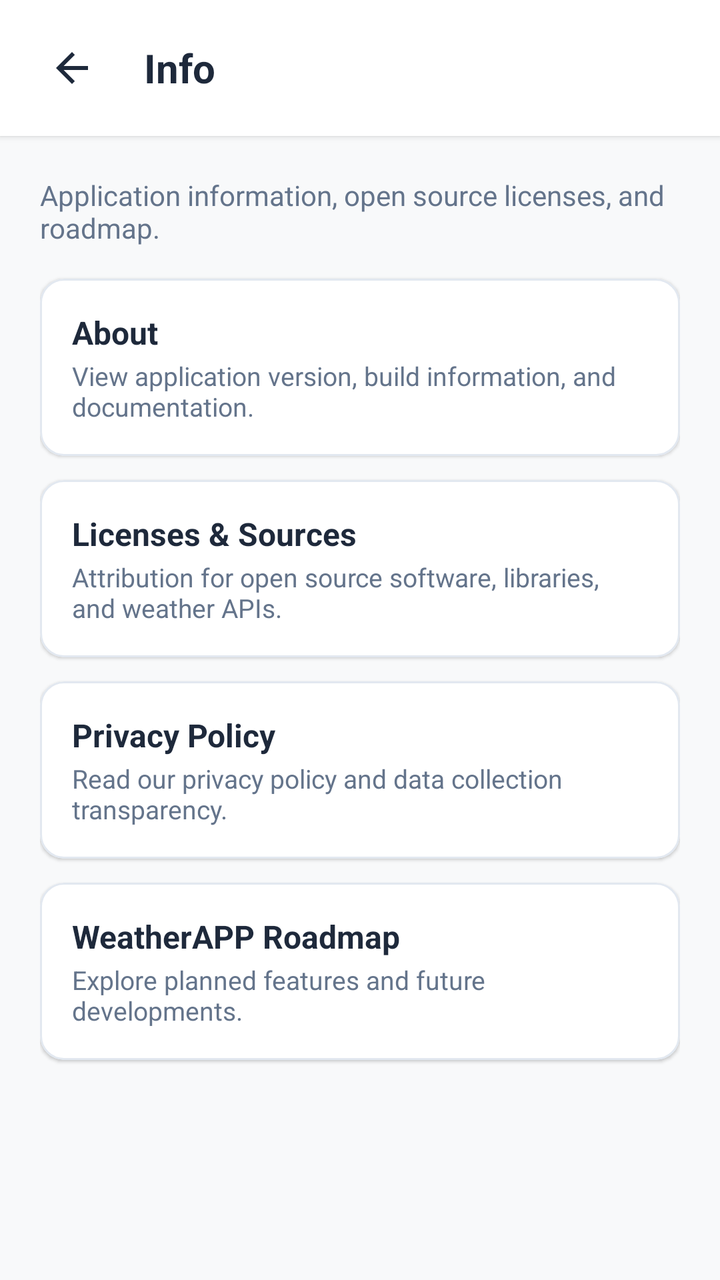
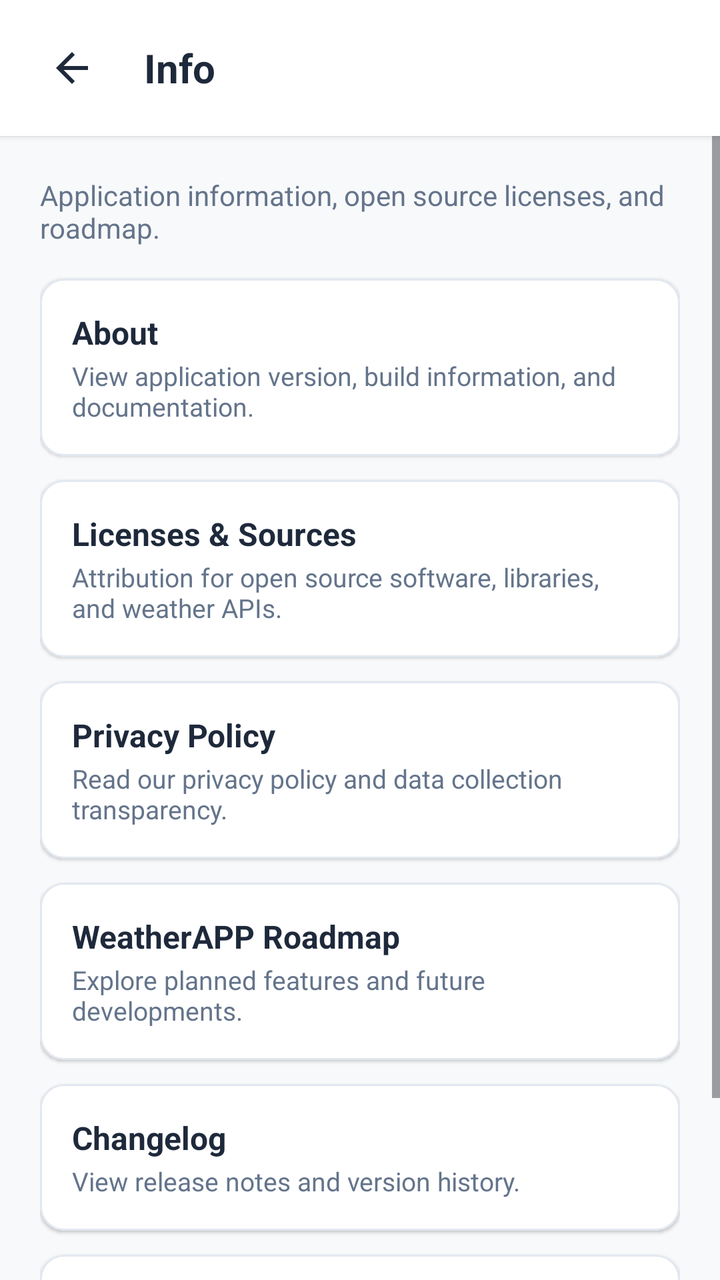

The first picture is an Android layout as it rendered before a commit; the second is the same layout after the commit. The layout source and the unified diff follow.
<!-- AndroidManifest.xml: application theme Theme.WeatherAPP -->
<!-- res/layout/dialog_info_screen.xml -->
<?xml version="1.0" encoding="utf-8"?>
<LinearLayout xmlns:android="http://schemas.android.com/apk/res/android"
    xmlns:app="http://schemas.android.com/apk/res-auto"
    xmlns:tools="http://schemas.android.com/tools"
    android:id="@+id/layoutInfoScreenRoot"
    android:layout_width="match_parent"
    android:layout_height="match_parent"
    android:background="@color/background_light"
    android:orientation="vertical">

    
    <com.google.android.material.card.MaterialCardView
        android:id="@+id/cardHeader"
        android:layout_width="match_parent"
        android:layout_height="wrap_content"
        app:cardBackgroundColor="@color/surface_card"
        app:cardCornerRadius="0dp"
        app:cardElevation="2dp"
        app:strokeWidth="0dp">

        <LinearLayout
            android:layout_width="match_parent"
            android:layout_height="wrap_content"
            android:gravity="center_vertical"
            android:orientation="horizontal"
            android:paddingHorizontal="16dp"
            android:paddingVertical="14dp">

            <ImageButton
                android:id="@+id/btnBack"
                android:layout_width="40dp"
                android:layout_height="40dp"
                android:background="?attr/selectableItemBackgroundBorderless"
                android:contentDescription="Back"
                android:padding="8dp"
                android:scaleType="fitCenter"
                android:src="@drawable/ic_back"
                app:tint="@color/text_primary" />

            <TextView
                android:id="@+id/tvHeaderTitle"
                android:layout_width="wrap_content"
                android:layout_height="wrap_content"
                android:layout_marginStart="16dp"
                android:text="@string/title_info"
                android:textColor="@color/text_primary"
                android:textSize="20sp"
                android:textStyle="bold" />

        </LinearLayout>

    </com.google.android.material.card.MaterialCardView>

    <ScrollView
        android:layout_width="match_parent"
        android:layout_height="match_parent"
        android:fillViewport="true">

        <LinearLayout
            android:layout_width="match_parent"
            android:layout_height="wrap_content"
            android:orientation="vertical"
            android:padding="20dp">

            <TextView
                android:id="@+id/tvHeaderDesc"
                android:layout_width="wrap_content"
                android:layout_height="wrap_content"
                android:layout_marginBottom="16dp"
                android:text="Application information, open source licenses, and roadmap."
                android:textColor="@color/text_secondary"
                android:textSize="14sp" />

            
            <com.google.android.material.card.MaterialCardView
                android:id="@+id/cardAbout"
                android:layout_width="match_parent"
                android:layout_height="wrap_content"
                android:layout_marginBottom="12dp"
                android:clickable="true"
                android:focusable="true"
                app:cardBackgroundColor="@color/surface_card"
                app:cardCornerRadius="12dp"
                app:cardElevation="1dp"
                app:strokeColor="@color/divider_color"
                app:strokeWidth="1dp">

                <LinearLayout
                    android:layout_width="match_parent"
                    android:layout_height="wrap_content"
                    android:gravity="center_vertical"
                    android:orientation="horizontal"
                    android:padding="16dp">

                    <LinearLayout
                        android:layout_width="match_parent"
                        android:layout_height="wrap_content"
                        android:orientation="vertical">

                        <TextView
                            android:id="@+id/tvAboutTitle"
                            android:layout_width="wrap_content"
                            android:layout_height="wrap_content"
                            android:text="About"
                            android:textColor="@color/text_primary"
                            android:textSize="16sp"
                            android:textStyle="bold" />

                        <TextView
                            android:id="@+id/tvAboutDesc"
                            android:layout_width="wrap_content"
                            android:layout_height="wrap_content"
                            android:layout_marginTop="2dp"
                            android:text="View application version, build information, and documentation."
                            android:textColor="@color/text_secondary"
                            android:textSize="13sp" />

                    </LinearLayout>

                </LinearLayout>

            </com.google.android.material.card.MaterialCardView>

            
            <com.google.android.material.card.MaterialCardView
                android:id="@+id/cardLicenses"
                android:layout_width="match_parent"
                android:layout_height="wrap_content"
                android:layout_marginBottom="12dp"
                android:clickable="true"
                android:focusable="true"
                app:cardBackgroundColor="@color/surface_card"
                app:cardCornerRadius="12dp"
                app:cardElevation="1dp"
                app:strokeColor="@color/divider_color"
                app:strokeWidth="1dp">

                <LinearLayout
                    android:layout_width="match_parent"
                    android:layout_height="wrap_content"
                    android:gravity="center_vertical"
                    android:orientation="horizontal"
                    android:padding="16dp">

                    <LinearLayout
                        android:layout_width="match_parent"
                        android:layout_height="wrap_content"
                        android:orientation="vertical">

                        <TextView
                            android:id="@+id/tvLicensesTitle"
                            android:layout_width="wrap_content"
                            android:layout_height="wrap_content"
                            android:text="Licenses &amp; Sources"
                            android:textColor="@color/text_primary"
                            android:textSize="16sp"
                            android:textStyle="bold" />

                        <TextView
                            android:id="@+id/tvLicensesDesc"
                            android:layout_width="wrap_content"
                            android:layout_height="wrap_content"
                            android:layout_marginTop="2dp"
                            android:text="Attribution for open source software, libraries, and weather APIs."
                            android:textColor="@color/text_secondary"
                            android:textSize="13sp" />

                    </LinearLayout>

                </LinearLayout>

            </com.google.android.material.card.MaterialCardView>

            
            <com.google.android.material.card.MaterialCardView
                android:id="@+id/cardPrivacy"
                android:layout_width="match_parent"
                android:layout_height="wrap_content"
                android:layout_marginBottom="12dp"
                android:clickable="true"
                android:focusable="true"
                app:cardBackgroundColor="@color/surface_card"
                app:cardCornerRadius="12dp"
                app:cardElevation="1dp"
                app:strokeColor="@color/divider_color"
                app:strokeWidth="1dp">

                <LinearLayout
                    android:layout_width="match_parent"
                    android:layout_height="wrap_content"
                    android:gravity="center_vertical"
                    android:orientation="horizontal"
                    android:padding="16dp">

                    <LinearLayout
                        android:layout_width="match_parent"
                        android:layout_height="wrap_content"
                        android:orientation="vertical">

                        <TextView
                            android:id="@+id/tvPrivacyTitle"
                            android:layout_width="wrap_content"
                            android:layout_height="wrap_content"
                            android:text="Privacy Policy"
                            android:textColor="@color/text_primary"
                            android:textSize="16sp"
                            android:textStyle="bold" />

                        <TextView
                            android:id="@+id/tvPrivacyDesc"
                            android:layout_width="wrap_content"
                            android:layout_height="wrap_content"
                            android:layout_marginTop="2dp"
                            android:text="Read our privacy policy and data collection transparency."
                            android:textColor="@color/text_secondary"
                            android:textSize="13sp" />

                    </LinearLayout>

                </LinearLayout>

            </com.google.android.material.card.MaterialCardView>

            
            <com.google.android.material.card.MaterialCardView
                android:id="@+id/cardRoadmap"
                android:layout_width="match_parent"
                android:layout_height="wrap_content"
                android:layout_marginBottom="12dp"
                android:clickable="true"
                android:focusable="true"
                app:cardBackgroundColor="@color/surface_card"
                app:cardCornerRadius="12dp"
                app:cardElevation="1dp"
                app:strokeColor="@color/divider_color"
                app:strokeWidth="1dp">

                <LinearLayout
                    android:layout_width="match_parent"
                    android:layout_height="wrap_content"
                    android:gravity="center_vertical"
                    android:orientation="horizontal"
                    android:padding="16dp">

                    <LinearLayout
                        android:layout_width="match_parent"
                        android:layout_height="wrap_content"
                        android:orientation="vertical">

                        <TextView
                            android:id="@+id/tvRoadmapTitle"
                            android:layout_width="wrap_content"
                            android:layout_height="wrap_content"
                            android:text="WeatherAPP Roadmap"
                            android:textColor="@color/text_primary"
                            android:textSize="16sp"
                            android:textStyle="bold" />

                        <TextView
                            android:id="@+id/tvRoadmapDesc"
                            android:layout_width="wrap_content"
                            android:layout_height="wrap_content"
                            android:layout_marginTop="2dp"
                            android:text="Explore planned features and future developments."
                            android:textColor="@color/text_secondary"
                            android:textSize="13sp" />

                    </LinearLayout>

                </LinearLayout>

            </com.google.android.material.card.MaterialCardView>

        </LinearLayout>

    </ScrollView>

</LinearLayout>
<!-- resources referenced by this layout -->
<resources>
  <color name="background_light">#F8F9FA</color>
  <color name="divider_color">#E2E8F0</color>
  <color name="surface_card">#FFFFFF</color>
  <color name="text_primary">#1E293B</color>
  <color name="text_secondary">#64748B</color>
  <!-- drawable ic_back (drawable) -->
  <vector xmlns:android="http://schemas.android.com/apk/res/android"
      android:width="24dp"
      android:height="24dp"
      android:viewportWidth="24"
      android:viewportHeight="24">
    <path
        android:fillColor="@color/text_primary"
        android:pathData="M20,11H7.83l5.59,-5.59L12,4l-8,8 8,8 1.41,-1.41L7.83,13H20v-2z"/>
  </vector>
  <string name="title_info">Info</string>
  <style name="Theme.WeatherAPP" parent="Base.Theme.WeatherAPP" />
  <style name="Base.Theme.WeatherAPP" parent="Theme.Material3.DayNight.NoActionBar">
          <item name="android:statusBarColor">@color/surface_card</item>
          <item name="android:windowLightStatusBar">true</item>
      </style>
</resources>

<!-- the commit's change to res/layout/dialog_info_screen.xml (unified diff, before → after) -->
@@ -31,7 +31,7 @@
                 android:layout_width="40dp"
                 android:layout_height="40dp"
                 android:background="?attr/selectableItemBackgroundBorderless"
-                android:contentDescription="Back"
+                android:contentDescription="@string/cd_back"
                 android:padding="8dp"
                 android:scaleType="fitCenter"
                 android:src="@drawable/ic_back"
@@ -67,7 +67,7 @@
                 android:layout_width="wrap_content"
                 android:layout_height="wrap_content"
                 android:layout_marginBottom="16dp"
-                android:text="Application information, open source licenses, and roadmap."
+                android:text="@string/desc_info_screen"
                 android:textColor="@color/text_secondary"
                 android:textSize="14sp" />
 
@@ -101,7 +101,7 @@
                             android:id="@+id/tvAboutTitle"
                             android:layout_width="wrap_content"
                             android:layout_height="wrap_content"
-                            android:text="About"
+                            android:text="@string/title_about"
                             android:textColor="@color/text_primary"
                             android:textSize="16sp"
                             android:textStyle="bold" />
@@ -111,7 +111,7 @@
                             android:layout_width="wrap_content"
                             android:layout_height="wrap_content"
                             android:layout_marginTop="2dp"
-                            android:text="View application version, build information, and documentation."
+                            android:text="@string/desc_about"
                             android:textColor="@color/text_secondary"
                             android:textSize="13sp" />
 
@@ -151,7 +151,7 @@
                             android:id="@+id/tvLicensesTitle"
                             android:layout_width="wrap_content"
                             android:layout_height="wrap_content"
-                            android:text="Licenses &amp; Sources"
+                            android:text="@string/title_licenses_sources"
                             android:textColor="@color/text_primary"
                             android:textSize="16sp"
                             android:textStyle="bold" />
@@ -161,7 +161,7 @@
                             android:layout_width="wrap_content"
                             android:layout_height="wrap_content"
                             android:layout_marginTop="2dp"
-                            android:text="Attribution for open source software, libraries, and weather APIs."
+                            android:text="@string/desc_licenses_sources"
                             android:textColor="@color/text_secondary"
                             android:textSize="13sp" />
 
@@ -201,7 +201,7 @@
                             android:id="@+id/tvPrivacyTitle"
                             android:layout_width="wrap_content"
                             android:layout_height="wrap_content"
-                            android:text="Privacy Policy"
+                            android:text="@string/title_privacy_policy"
                             android:textColor="@color/text_primary"
                             android:textSize="16sp"
                             android:textStyle="bold" />
@@ -211,7 +211,7 @@
                             android:layout_width="wrap_content"
                             android:layout_height="wrap_content"
                             android:layout_marginTop="2dp"
-                            android:text="Read our privacy policy and data collection transparency."
+                            android:text="@string/desc_privacy_policy"
                             android:textColor="@color/text_secondary"
                             android:textSize="13sp" />
 
@@ -251,7 +251,7 @@
                             android:id="@+id/tvRoadmapTitle"
                             android:layout_width="wrap_content"
                             android:layout_height="wrap_content"
-                            android:text="WeatherAPP Roadmap"
+                            android:text="@string/title_weatherapp_roadmap"
                             android:textColor="@color/text_primary"
                             android:textSize="16sp"
                             android:textStyle="bold" />
@@ -261,7 +261,107 @@
                             android:layout_width="wrap_content"
                             android:layout_height="wrap_content"
                             android:layout_marginTop="2dp"
-                            android:text="Explore planned features and future developments."
+                            android:text="@string/desc_weatherapp_roadmap"
+                            android:textColor="@color/text_secondary"
+                            android:textSize="13sp" />
+
+                    </LinearLayout>
+
+                </LinearLayout>
+
+            </com.google.android.material.card.MaterialCardView>
+
+            
+            <com.google.android.material.card.MaterialCardView
+                android:id="@+id/cardChangelog"
+                android:layout_width="match_parent"
+                android:layout_height="wrap_content"
+                android:layout_marginBottom="12dp"
+                android:clickable="true"
+                android:focusable="true"
+                app:cardBackgroundColor="@color/surface_card"
+                app:cardCornerRadius="12dp"
+                app:cardElevation="1dp"
+                app:strokeColor="@color/divider_color"
+                app:strokeWidth="1dp">
+
+                <LinearLayout
+                    android:layout_width="match_parent"
+                    android:layout_height="wrap_content"
+                    android:gravity="center_vertical"
+                    android:orientation="horizontal"
+                    android:padding="16dp">
+
+                    <LinearLayout
+                        android:layout_width="match_parent"
+                        android:layout_height="wrap_content"
+                        android:orientation="vertical">
+
+                        <TextView
+                            android:id="@+id/tvChangelogTitle"
+                            android:layout_width="wrap_content"
+                            android:layout_height="wrap_content"
+                            android:text="@string/title_changelog"
+                            android:textColor="@color/text_primary"
+                            android:textSize="16sp"
+                            android:textStyle="bold" />
+
+                        <TextView
+                            android:id="@+id/tvChangelogDesc"
+                            android:layout_width="wrap_content"
+                            android:layout_height="wrap_content"
+                            android:layout_marginTop="2dp"
+                            android:text="@string/desc_changelog"
+                            android:textColor="@color/text_secondary"
+                            android:textSize="13sp" />
+
+                    </LinearLayout>
+
+                </LinearLayout>
+
+            </com.google.android.material.card.MaterialCardView>
+
+            
+            <com.google.android.material.card.MaterialCardView
+                android:id="@+id/cardUserManual"
+                android:layout_width="match_parent"
+                android:layout_height="wrap_content"
+                android:layout_marginBottom="12dp"
+                android:clickable="true"
+                android:focusable="true"
+                app:cardBackgroundColor="@color/surface_card"
+                app:cardCornerRadius="12dp"
+                app:cardElevation="1dp"
+                app:strokeColor="@color/divider_color"
+                app:strokeWidth="1dp">
+
+                <LinearLayout
+                    android:layout_width="match_parent"
+                    android:layout_height="wrap_content"
+                    android:gravity="center_vertical"
+                    android:orientation="horizontal"
+                    android:padding="16dp">
+
+                    <LinearLayout
+                        android:layout_width="match_parent"
+                        android:layout_height="wrap_content"
+                        android:orientation="vertical">
+
+                        <TextView
+                            android:id="@+id/tvUserManualTitle"
+                            android:layout_width="wrap_content"
+                            android:layout_height="wrap_content"
+                            android:text="@string/title_user_manual"
+                            android:textColor="@color/text_primary"
+                            android:textSize="16sp"
+                            android:textStyle="bold" />
+
+                        <TextView
+                            android:id="@+id/tvUserManualDesc"
+                            android:layout_width="wrap_content"
+                            android:layout_height="wrap_content"
+                            android:layout_marginTop="2dp"
+                            android:text="@string/desc_user_manual"
                             android:textColor="@color/text_secondary"
                             android:textSize="13sp" />
 
<!-- resource entries referenced after the edit -->
@@ -15,7 +15,21 @@
         android:fillColor="@color/text_primary"
         android:pathData="M20,11H7.83l5.59,-5.59L12,4l-8,8 8,8 1.41,-1.41L7.83,13H20v-2z"/>
   </vector>
+  <string name="cd_back">Back</string>
+  <string name="desc_about">View application version, build information, and documentation.</string>
+  <string name="desc_changelog">View release notes and version history.</string>
+  <string name="desc_info_screen">Application information, open source licenses, and roadmap.</string>
+  <string name="desc_licenses_sources">Attribution for open source software, libraries, and weather APIs.</string>
+  <string name="desc_privacy_policy">Read our privacy policy and data collection transparency.</string>
+  <string name="desc_user_manual">Read detailed application user manual and documentation.</string>
+  <string name="desc_weatherapp_roadmap">Explore planned features and future developments.</string>
+  <string name="title_about">About</string>
+  <string name="title_changelog">Changelog</string>
   <string name="title_info">Info</string>
+  <string name="title_licenses_sources">Licenses &amp; Sources</string>
+  <string name="title_privacy_policy">Privacy Policy</string>
+  <string name="title_user_manual">User Manual</string>
+  <string name="title_weatherapp_roadmap">WeatherAPP Roadmap</string>
   <style name="Theme.WeatherAPP" parent="Base.Theme.WeatherAPP" />
   <style name="Base.Theme.WeatherAPP" parent="Theme.Material3.DayNight.NoActionBar">
           <item name="android:statusBarColor">@color/surface_card</item>
